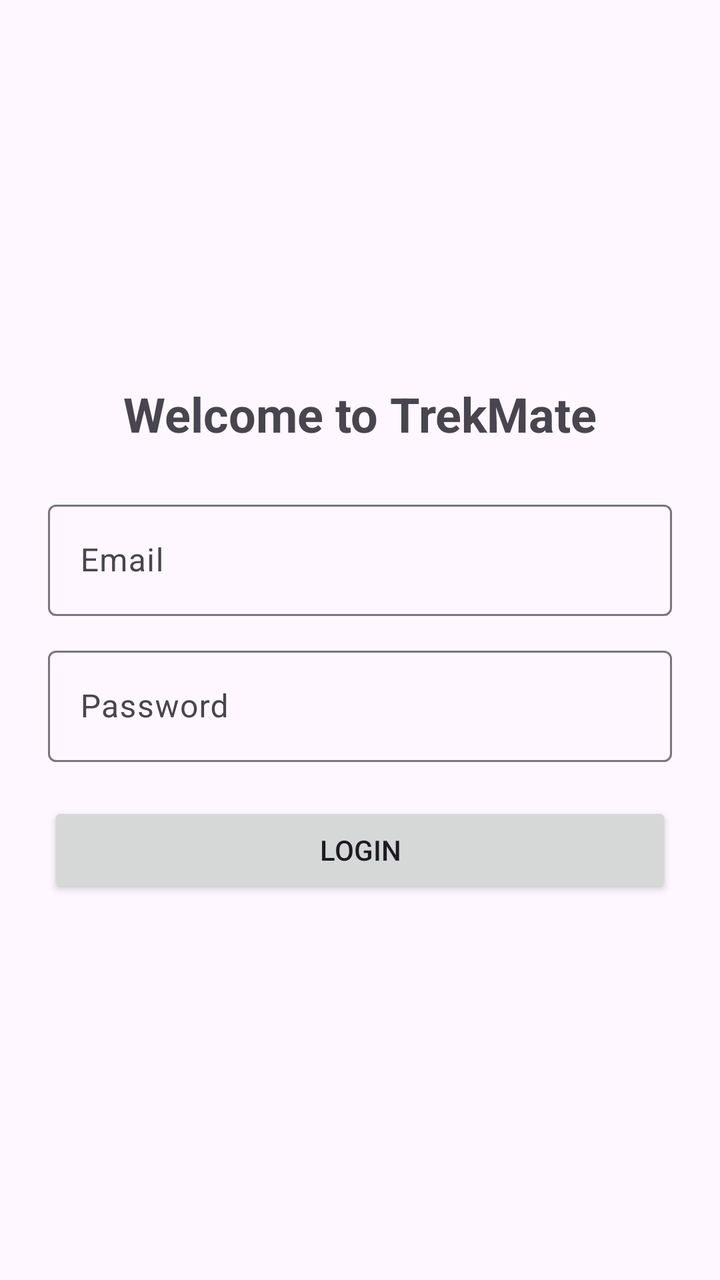
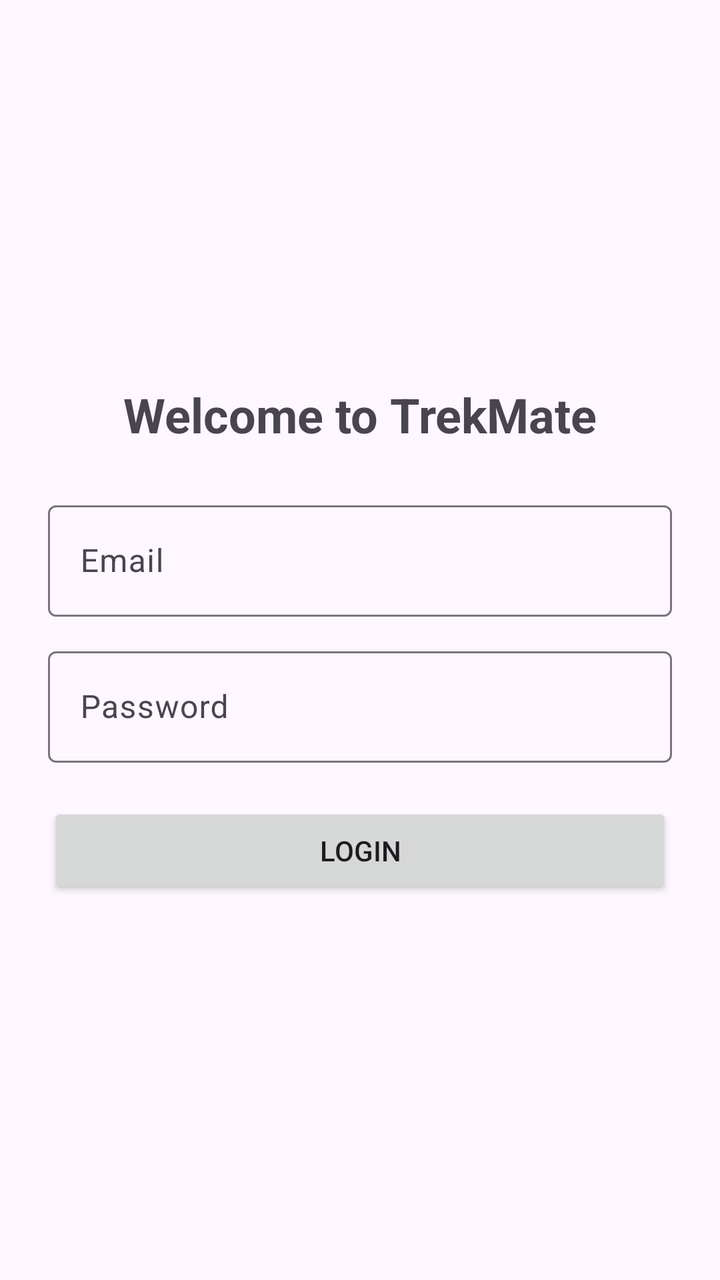

Compare the two renders of this Android layout. The source of the first and the diff that turns it into the second are given below.
<!-- AndroidManifest.xml: application theme Theme.TrekMate -->
<!-- res/layout/activity_login.xml -->
<?xml version="1.0" encoding="utf-8"?>
<androidx.constraintlayout.widget.ConstraintLayout xmlns:android="http://schemas.android.com/apk/res/android"
    xmlns:app="http://schemas.android.com/apk/res-auto"
    xmlns:tools="http://schemas.android.com/tools"
    android:id="@+id/main"
    android:layout_width="match_parent"
    android:layout_height="match_parent"
    tools:context=".ui.auth.LoginActivity">

    <LinearLayout
        android:layout_width="match_parent"
        android:layout_height="match_parent"
        android:orientation="vertical"
        android:padding="24dp"
        android:gravity="center">

        <TextView
            android:layout_width="wrap_content"
            android:layout_height="wrap_content"
            android:text="Welcome to TrekMate"
            android:textSize="24sp"
            android:textStyle="bold"
            android:layout_marginBottom="24dp"
            tools:ignore="HardcodedText" />

        <com.google.android.material.textfield.TextInputLayout
            android:layout_width="match_parent"
            android:layout_height="wrap_content">

            <com.google.android.material.textfield.TextInputEditText
                android:layout_width="match_parent"
                android:layout_height="wrap_content"
                android:minHeight="48dp"
                android:hint="Email"
                tools:ignore="HardcodedText" />
        </com.google.android.material.textfield.TextInputLayout>

        <com.google.android.material.textfield.TextInputLayout
            android:layout_width="match_parent"
            android:layout_height="wrap_content"
            android:layout_marginTop="12dp">

            <com.google.android.material.textfield.TextInputEditText
                android:layout_width="match_parent"
                android:layout_height="wrap_content"
                android:minHeight="48dp"
                android:hint="Password"
                android:inputType="textPassword"
                tools:ignore="HardcodedText" />
        </com.google.android.material.textfield.TextInputLayout>

        <Button
            android:layout_width="match_parent"
            android:layout_height="wrap_content"
            android:text="Login"
            android:layout_marginTop="20dp"
            tools:ignore="HardcodedText" />

    </LinearLayout>

</androidx.constraintlayout.widget.ConstraintLayout>
<!-- resources referenced by this layout -->
<resources>
  <style name="Theme.TrekMate" parent="Theme.Material3.DayNight.NoActionBar">
          <item name="colorPrimary">#1B5E20</item>
          <item name="colorSecondary">#4CAF50</item>
      </style>
</resources>

<!-- the commit's change to res/layout/activity_login.xml (unified diff, before → after) -->
@@ -1,18 +1,23 @@
 <?xml version="1.0" encoding="utf-8"?>
-<androidx.constraintlayout.widget.ConstraintLayout xmlns:android="http://schemas.android.com/apk/res/android"
+<androidx.constraintlayout.widget.ConstraintLayout
+    xmlns:android="http://schemas.android.com/apk/res/android"
     xmlns:app="http://schemas.android.com/apk/res-auto"
     xmlns:tools="http://schemas.android.com/tools"
-    android:id="@+id/main"
     android:layout_width="match_parent"
     android:layout_height="match_parent"
     tools:context=".ui.auth.LoginActivity">
 
     <LinearLayout
-        android:layout_width="match_parent"
-        android:layout_height="match_parent"
+        android:id="@+id/loginContainer"
+        android:layout_width="0dp"
+        android:layout_height="wrap_content"
         android:orientation="vertical"
         android:padding="24dp"
-        android:gravity="center">
+        android:gravity="center"
+        app:layout_constraintTop_toTopOf="parent"
+        app:layout_constraintBottom_toBottomOf="parent"
+        app:layout_constraintStart_toStartOf="parent"
+        app:layout_constraintEnd_toEndOf="parent">
 
         <TextView
             android:layout_width="wrap_content"
@@ -23,24 +28,29 @@
             android:layout_marginBottom="24dp"
             tools:ignore="HardcodedText" />
 
+        
         <com.google.android.material.textfield.TextInputLayout
             android:layout_width="match_parent"
             android:layout_height="wrap_content">
 
             <com.google.android.material.textfield.TextInputEditText
+                android:id="@+id/emailInput"
                 android:layout_width="match_parent"
                 android:layout_height="wrap_content"
                 android:minHeight="48dp"
                 android:hint="Email"
+                android:inputType="textEmailAddress"
                 tools:ignore="HardcodedText" />
         </com.google.android.material.textfield.TextInputLayout>
 
+        
         <com.google.android.material.textfield.TextInputLayout
             android:layout_width="match_parent"
             android:layout_height="wrap_content"
             android:layout_marginTop="12dp">
 
             <com.google.android.material.textfield.TextInputEditText
+                android:id="@+id/passwordInput"
                 android:layout_width="match_parent"
                 android:layout_height="wrap_content"
                 android:minHeight="48dp"
@@ -49,7 +59,9 @@
                 tools:ignore="HardcodedText" />
         </com.google.android.material.textfield.TextInputLayout>
 
+        
         <Button
+            android:id="@+id/loginBtn"
             android:layout_width="match_parent"
             android:layout_height="wrap_content"
             android:text="Login"
